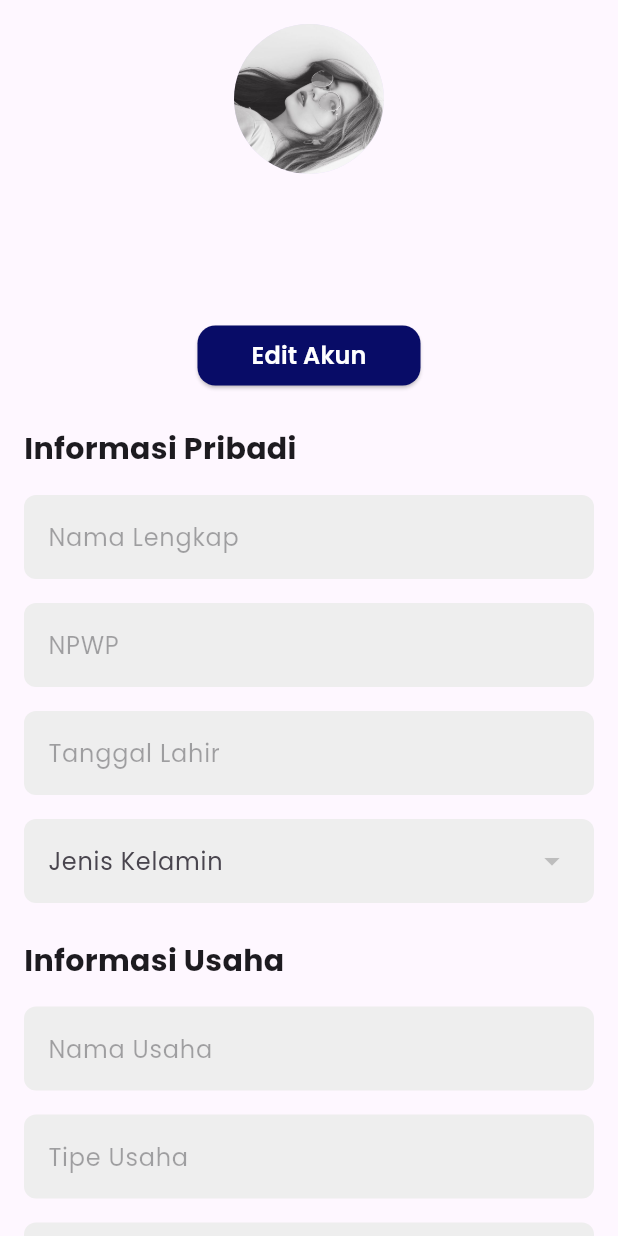
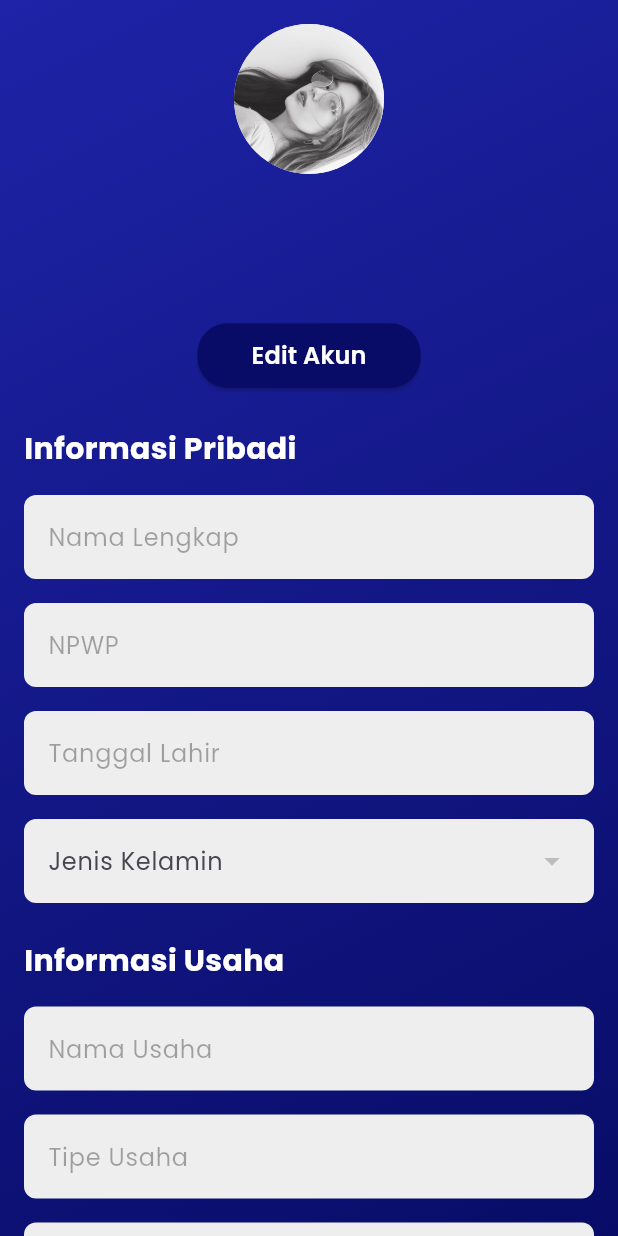
Before and after one commit to cuatiawww/hpp_project, a Flutter app: the ProfilePage screen opened directly, on a phone screen of 412 x 824 dp. Run offline on Flutter 3.47's test engine with Material 3 defaults, Android fonts, the phone set to English and light mode, and no system bars; our stand-ins replace cloud_firestore, firebase_auth, firebase_core, flutter_form_builder, flutter_svg, fluttertoast and 7 more; accounts and stored records are empty.

Commit message:
test style profile page

```diff
--- a/lib/home/components/riwayat_section.dart
+++ b/lib/home/components/riwayat_section.dart
@@ -19,7 +19,7 @@ class RiwayatSection extends StatelessWidget {
             mainAxisAlignment: MainAxisAlignment.spaceBetween,
             children: [
               Text(
-                'Riwayat Transaksi',
+                'Riwayat\nTransaksi',
                 style: TextStyle(
                   fontSize: 20,
                   fontWeight: FontWeight.bold,
--- a/lib/profile_page.dart
+++ b/lib/profile_page.dart
@@ -227,7 +227,26 @@ class _ProfilePageState extends State<ProfilePage> {
   @override
   Widget build(BuildContext context) {
     return Scaffold(
-      body: SingleChildScrollView(
+      backgroundColor: Colors.transparent,
+      extendBody: true,
+      extendBodyBehindAppBar: true,
+      body: Stack(
+        children: [
+          Container(
+            decoration: BoxDecoration(
+              gradient: LinearGradient(
+                begin: Alignment.topLeft,
+                end: Alignment.bottomRight,
+                colors: [
+                  Color(0xFF1E23A7),
+                  Color(0xFF080C67),
+                ],
+              ),
+            ),
+            constraints: BoxConstraints.expand(),
+            ),
+            SafeArea(
+              child: SingleChildScrollView(
                 child: Padding(
                   padding: const EdgeInsets.all(16.0),
                   child: Column(
@@ -245,6 +264,7 @@ class _ProfilePageState extends State<ProfilePage> {
                           dataPribadiC.namaLengkap.value, // Menggunakan Obx untuk mendengarkan perubahan
                           style: TextStyle(
                             fontSize: 24,
+                            color: Colors.white,
                             fontWeight: FontWeight.bold,
                           ),
                         )),
@@ -255,6 +275,7 @@ class _ProfilePageState extends State<ProfilePage> {
                           FirebaseAuth.instance.currentUser?.email ?? '',
                           style: TextStyle(
                             fontSize: 16,
+                            color: Colors.white,
                           ),
                         ),
                       ),
@@ -276,9 +297,9 @@ class _ProfilePageState extends State<ProfilePage> {
                             foregroundColor: Colors.white,
                             backgroundColor: Color(0xFF080C67),
                             shape: RoundedRectangleBorder(
-                      borderRadius: BorderRadius.circular(12),
+                              borderRadius: BorderRadius.circular(20),
                             ),
-                    padding: EdgeInsets.symmetric(horizontal: 36, vertical: 8),
+                            padding: EdgeInsets.symmetric(horizontal: 36, vertical: 10),
                           ),
                           child: isSaving
                           ? SizedBox(
@@ -303,6 +324,7 @@ class _ProfilePageState extends State<ProfilePage> {
                         'Informasi Pribadi',
                         style: TextStyle(
                           fontSize: 20,
+                          color: Colors.white,
                           fontWeight: FontWeight.bold,
                         ),
                       ),
@@ -321,6 +343,7 @@ class _ProfilePageState extends State<ProfilePage> {
                         'Informasi Usaha',
                         style: TextStyle(
                           fontSize: 20,
+                          color: Colors.white,
                           fontWeight: FontWeight.bold,
                         ),
                       ),
@@ -338,9 +361,9 @@ class _ProfilePageState extends State<ProfilePage> {
                             foregroundColor: Colors.white,
                             backgroundColor: Colors.red, // Warna merah untuk tombol log out
                             shape: RoundedRectangleBorder(
-                      borderRadius: BorderRadius.circular(6),
+                              borderRadius: BorderRadius.circular(20),
                             ),
-                    padding: EdgeInsets.symmetric(horizontal: 42, vertical: 12),
+                            padding: EdgeInsets.symmetric(horizontal: 38, vertical: 10),
                           ),
                           child: Text('Log Out', style: TextStyle(fontSize: 16, fontWeight: FontWeight.w600)),
                         ),
@@ -348,6 +371,9 @@ class _ProfilePageState extends State<ProfilePage> {
                     ],
                   ),
                 ),
+              ),
+            ),
+        ],
       ),
     );
   }
```
Also changed, not shown: lib/Perusahaan_Dagang/notification/notif.dart (+24 -2 lines), lib/auth/view/info_screen.dart (+106 -178 lines). Lines whose indentation alone changed are shown as unchanged.
